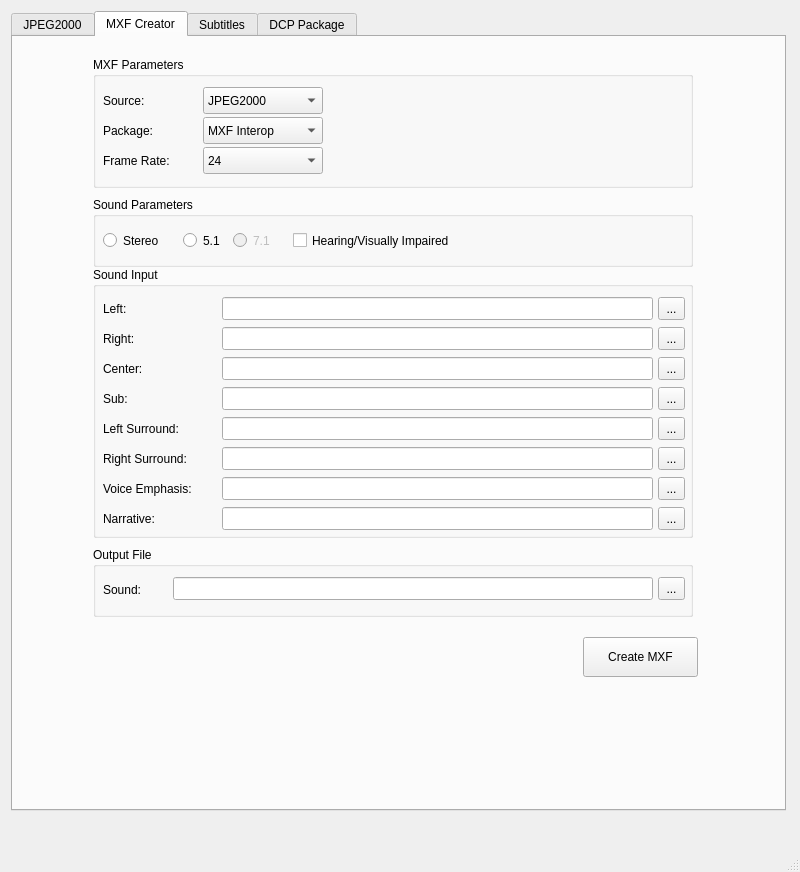
This is gui/forms/mainwindow.ui in mamay/OpenDCP as Qt 5 draws it before an edit. The edited form follows.
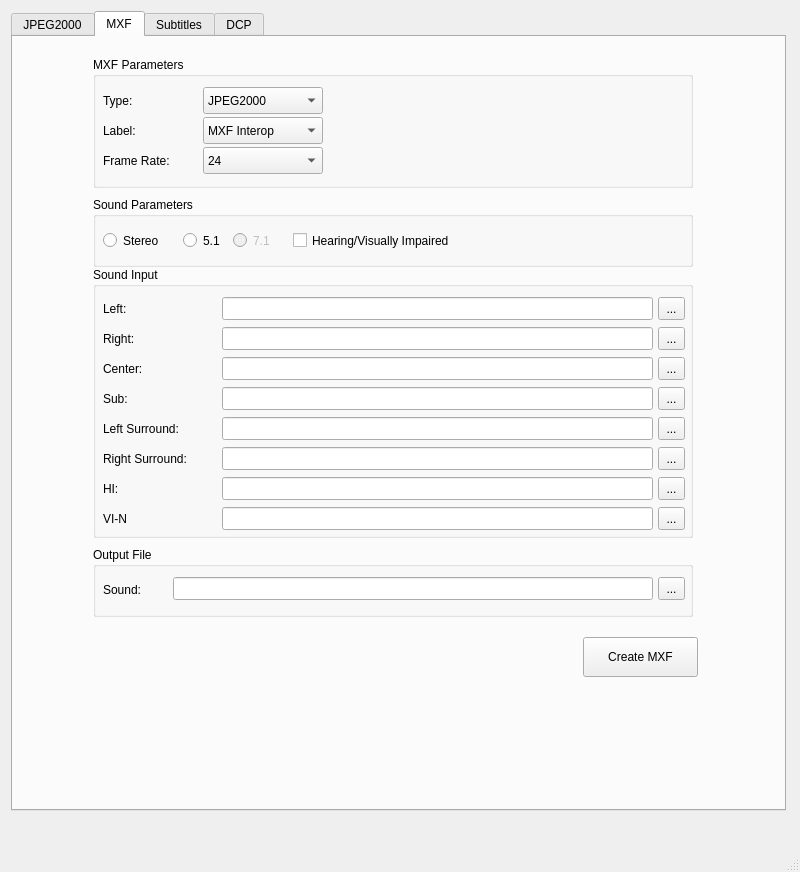
This is the edited form. The open tabs and pages were chosen to show the change. Icons and pictures are not drawn.

Commit message: simplified tabs and labels

```diff
--- a/gui/forms/mainwindow.ui
+++ b/gui/forms/mainwindow.ui
@@ -1065,7 +1065,7 @@
         </widget>
         <widget class="QWidget" name="mxfTab">
          <attribute name="title">
-          <string>MXF Creator</string>
+          <string notr="true">MXF</string>
          </attribute>
          <widget class="QGroupBox" name="mxfGroupBox">
           <property name="geometry">
@@ -1089,7 +1089,7 @@
             </rect>
            </property>
            <property name="text">
-            <string>Package:</string>
+            <string>Label:</string>
            </property>
           </widget>
           <widget class="QComboBox" name="mxfTypeComboBox">
@@ -1175,7 +1175,7 @@
             </rect>
            </property>
            <property name="text">
-            <string>Source:</string>
+            <string>Type:</string>
            </property>
           </widget>
           <widget class="QComboBox" name="mxfSourceTypeComboBox">
@@ -1872,7 +1872,7 @@
               </rect>
              </property>
              <property name="text">
-              <string>Narrative:</string>
+              <string>VI-N</string>
              </property>
              <property name="alignment">
               <set>Qt::AlignLeading|Qt::AlignLeft|Qt::AlignVCenter</set>
@@ -1888,7 +1888,7 @@
               </rect>
              </property>
              <property name="text">
-              <string>Voice Emphasis:</string>
+              <string>HI:</string>
              </property>
              <property name="alignment">
               <set>Qt::AlignLeading|Qt::AlignLeft|Qt::AlignVCenter</set>
@@ -2322,7 +2322,7 @@
         </widget>
         <widget class="QWidget" name="xmlTab">
          <attribute name="title">
-          <string>DCP Package</string>
+          <string notr="true">DCP</string>
          </attribute>
          <widget class="QGroupBox" name="cplGroupBox">
           <property name="geometry">
```
Left out of the diff: 12 changed lines with no effect on the pictures.
